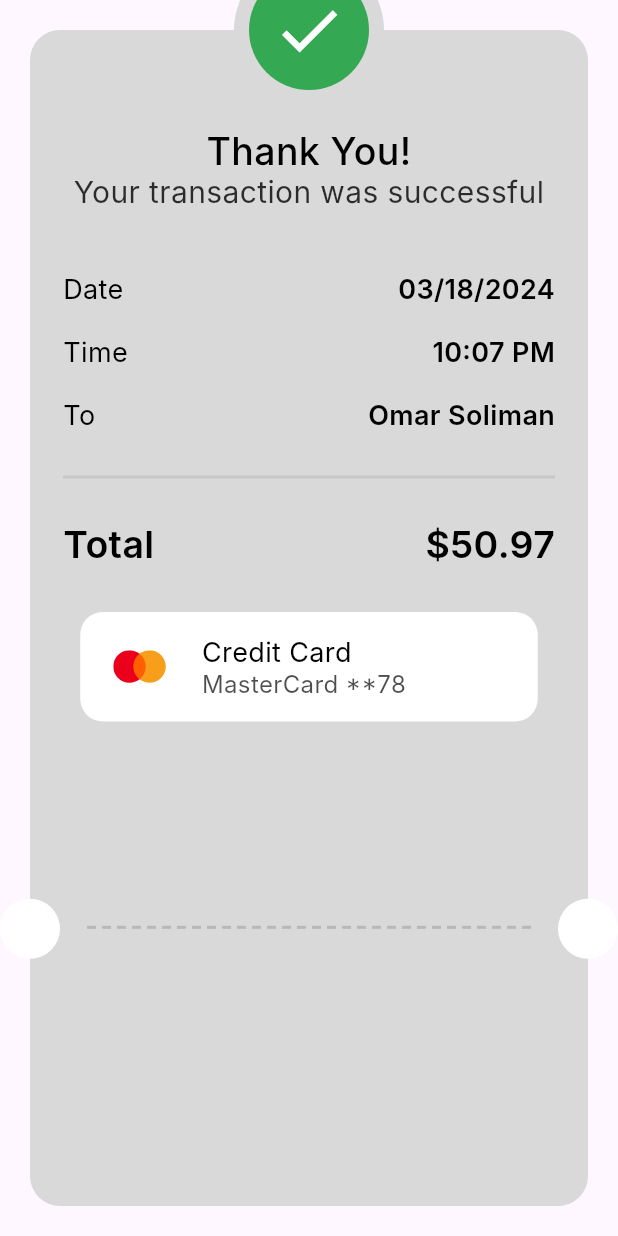
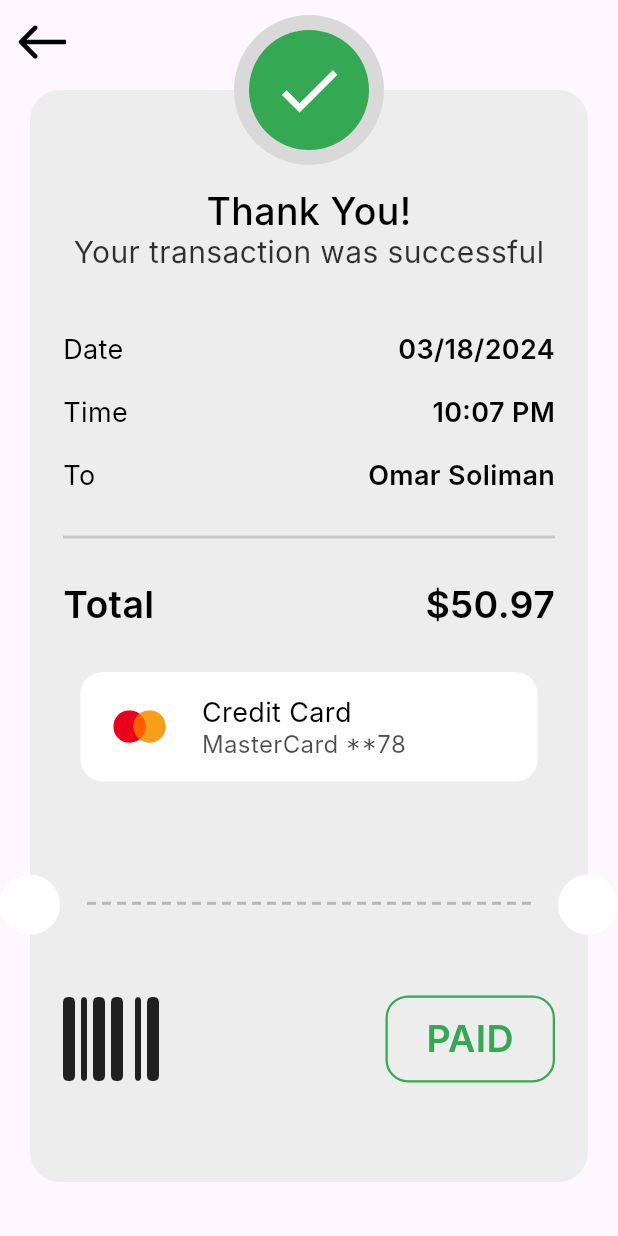
Before and after one commit to omarshaf3y/Payment_Checkout, a Flutter app: the ThankYouView screen opened directly, on a phone screen of 412 x 824 dp. Run offline on Flutter 3.47's test engine with Material 3 defaults, Android fonts, the phone set to English and light mode, and no system bars; our stand-ins replace flutter_credit_card, flutter_svg, font_awesome_flutter; Roboto replaces fonts that are missing (Inter).

Commit message:
finish thank you view and thank you view card

```diff
--- a/lib/features/checkout/presentation/views/thank_you_view.dart
+++ b/lib/features/checkout/presentation/views/thank_you_view.dart
@@ -1,4 +1,5 @@
 import 'package:flutter/material.dart';
+import 'package:payment_checkout/features/checkout/presentation/views/widgets/custom_app_bar.dart';
 import 'package:payment_checkout/features/checkout/presentation/views/widgets/thank_you_view_body.dart';
 
 class ThankYouView extends StatelessWidget {
@@ -6,8 +7,12 @@ class ThankYouView extends StatelessWidget {
 
   @override
   Widget build(BuildContext context) {
-    return const Scaffold(
-      body: ThankYouViewBody(),
+    return Scaffold(
+      appBar: buildAppBar(),
+      body: Transform.translate(
+        offset: const Offset(0, -16),
+        child: const ThankYouViewBody(),
+      ),
     );
   }
 }
--- a/lib/features/checkout/presentation/views/widgets/custom_app_bar.dart
+++ b/lib/features/checkout/presentation/views/widgets/custom_app_bar.dart
@@ -2,7 +2,7 @@ import 'package:flutter/material.dart';
 import 'package:flutter_svg/svg.dart';
 import 'package:payment_checkout/core/utils/styles.dart';
 
-AppBar buildAppBar({required final String title}) {
+AppBar buildAppBar({final String? title}) {
   return AppBar(
     leading: Center(
       child: SvgPicture.asset(
@@ -13,7 +13,7 @@ AppBar buildAppBar({required final String title}) {
     elevation: 0,
     centerTitle: true,
     title: Text(
-      title,
+      title ?? '',
       style: Styles.style25,
     ),
   );
--- a/lib/features/checkout/presentation/views/widgets/thank_you_card.dart
+++ b/lib/features/checkout/presentation/views/widgets/thank_you_card.dart
@@ -1,4 +1,5 @@
 import 'package:flutter/material.dart';
+import 'package:font_awesome_flutter/font_awesome_flutter.dart';
 import 'package:payment_checkout/core/utils/styles.dart';
 import 'package:payment_checkout/features/checkout/presentation/views/widgets/card_info_widget.dart';
 import 'package:payment_checkout/features/checkout/presentation/views/widgets/payment_item_info.dart';
@@ -14,7 +15,7 @@ class ThankYouCard extends StatelessWidget {
     return Container(
       width: double.infinity,
       decoration: ShapeDecoration(
-        color: const Color(0xFFd9d9d9),
+        color: const Color(0xFFEDEDED),
         shape: RoundedRectangleBorder(
           borderRadius: BorderRadius.circular(20),
         ),
@@ -67,6 +68,41 @@ class ThankYouCard extends StatelessWidget {
               height: 30,
             ),
             const CardInfoWidget(),
+            const Spacer(),
+            Row(
+              mainAxisAlignment: MainAxisAlignment.spaceBetween,
+              children: [
+                const Icon(
+                  FontAwesomeIcons.barcode,
+                  size: 64,
+                ),
+                Container(
+                  width: 113,
+                  height: 58,
+                  decoration: ShapeDecoration(
+                    shape: RoundedRectangleBorder(
+                      borderRadius: BorderRadius.circular(15),
+                      side: const BorderSide(
+                        width: 1.50,
+                        color: Color(0xff34A853),
+                      ),
+                    ),
+                  ),
+                  child: Center(
+                    child: Text(
+                      'PAID',
+                      textAlign: TextAlign.center,
+                      style: Styles.style24.copyWith(
+                        color: const Color(0xff34A853),
+                      ),
+                    ),
+                  ),
+                ),
+              ],
+            ),
+            SizedBox(
+              height: ((MediaQuery.sizeOf(context).height * .2 + 20) / 2) - 29,
+            )
           ],
         ),
       ),
```
Also changed, not shown: pubspec.yaml (+5 -12 lines), pubspec.lock.
